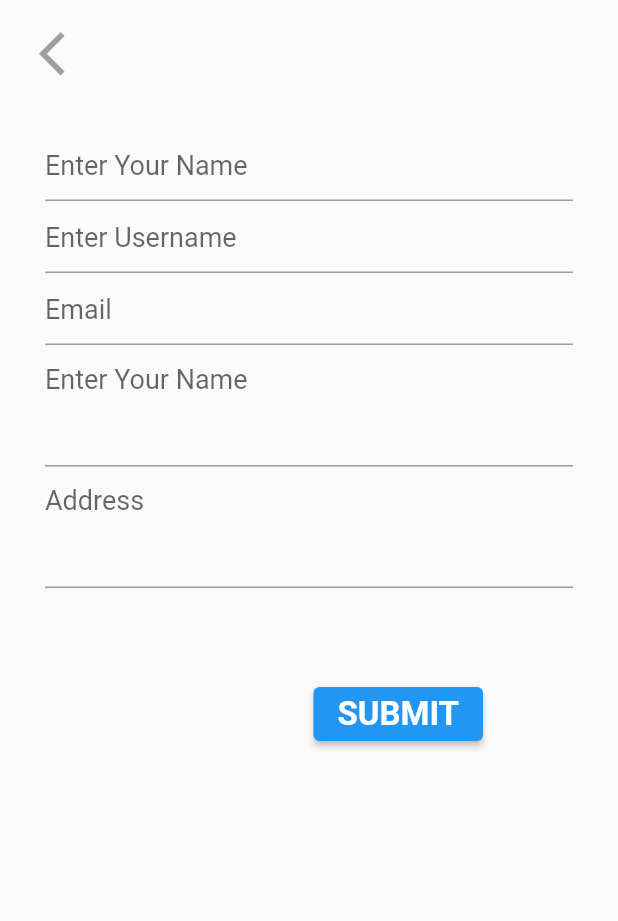
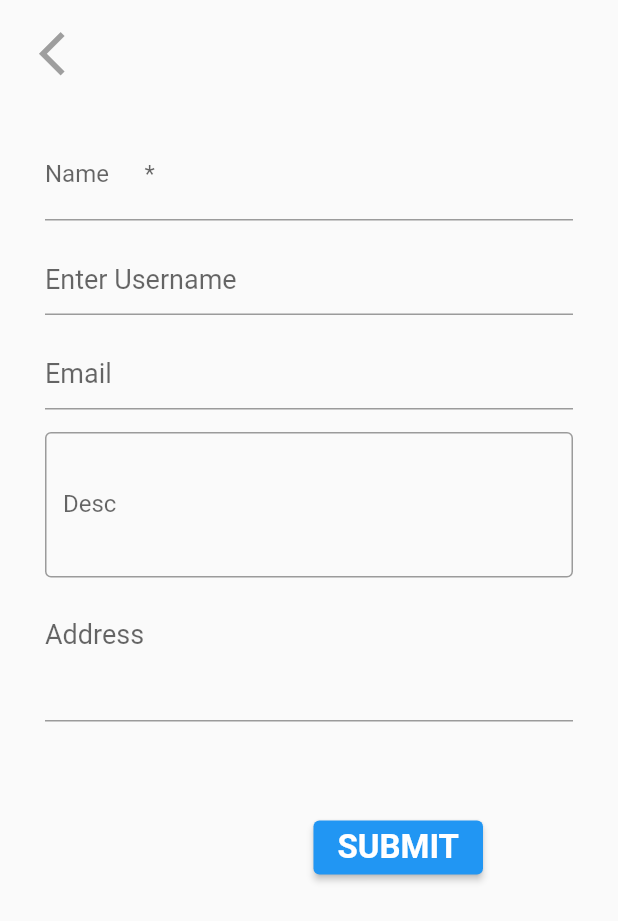
Before and after one commit to Tareq23/Flutter-TO-DO-App, a Flutter app: the screen it shows after launch, after a tap on the "add circle" icon, on a phone screen of 412 x 824 dp. Shown: the top 921 px of the screen. Run offline on Flutter 3.47's test engine with Material 2 defaults, Android fonts, the phone set to English and light mode, and no system bars.

```diff
--- /dev/null
+++ b/lib/controller/user_controller.dart
@@ -0,0 +1,20 @@
+import 'package:to_do/model/user_model.dart';
+
+class UserController {
+  List<UserModel> userList = [];
+
+  void initialUser() {
+    userList.addAll([
+      UserModel("tareq", "tareq23", "tareq@exampl.com",
+          "I'am a android developer", "Bhola-Daulatkhan"),
+      UserModel("tareq", "tareq23", "tareq@exampl.com",
+          "I'am a android developer", "Bhola-Daulatkhan"),
+      UserModel("tareq", "tareq23", "tareq@exampl.com",
+          "I'am a android developer", "Bhola-Daulatkhan"),
+      UserModel("tareq", "tareq23", "tareq@exampl.com",
+          "I'am a android developer", "Bhola-Daulatkhan"),
+      UserModel("tareq", "tareq23", "tareq@exampl.com",
+          "I'am a android developer", "Bhola-Daulatkhan"),
+    ]);
+  }
+}
--- /dev/null
+++ b/lib/model/user_model.dart
@@ -0,0 +1,13 @@
+
+
+class UserModel
+{
+  String? name;
+  String? username;
+  String? email;
+  String? description;
+  String? address;
+
+  UserModel(this.name,this.username,this.email,this.description,this.address);
+
+}
--- a/lib/pages/form.dart
+++ b/lib/pages/form.dart
@@ -41,9 +41,13 @@ class _FormPageState extends State<FormPage> {
               child: Column(
                 children: [
                   _buildName(),
+                  const SizedBox(height: 15,),
                   _buildUsername(),
+                  const SizedBox(height: 15,),
                   _buildEmail(),
+                  const SizedBox(height: 15,),
                   _buildSortDescription(),
+                  const SizedBox(height: 15,),
                   _buildAddress(),
                   const SizedBox(height: 60,),
                   Container(
@@ -81,6 +85,8 @@ class _FormPageState extends State<FormPage> {
       decoration: const InputDecoration(
         hintText:  'Enter Your Name',
         hintStyle: TextStyle(fontSize: 18,fontWeight: FontWeight.w400),
+        label: Text('Name      *'),
+        focusedBorder: OutlineInputBorder()
       ),
       validator: (String? value){
         if(value!.isEmpty)
@@ -170,7 +176,9 @@ class _FormPageState extends State<FormPage> {
       minLines: 3,
       maxLines: 10,
       decoration: const InputDecoration(
-        hintText:  'Enter Your Name',
+        border: OutlineInputBorder(),
+        labelText: "Desc",
+        hintText:  'sort description',
         hintStyle: TextStyle(fontSize: 18,fontWeight: FontWeight.w400),
       ),
       validator: (String? value){
--- a/lib/pages/home.dart
+++ b/lib/pages/home.dart
@@ -1,5 +1,6 @@
 
 import 'package:flutter/material.dart';
+import 'package:to_do/controller/user_controller.dart';
 import 'package:to_do/pages/form.dart';
 
 class HomePage extends StatelessWidget {
@@ -25,6 +26,15 @@ class HomeApp extends StatefulWidget {
 }
 
 class _HomeAppState extends State<HomeApp> {
+   UserController _userController = UserController();
+
+  @override
+  void initState()
+  {
+    _userController.initialUser();
+    super.initState();
+  }
+
   @override
   Widget build(BuildContext context) {
     return Scaffold(
@@ -34,7 +44,6 @@ class _HomeAppState extends State<HomeApp> {
         leading: IconButton(
           icon: const Icon(Icons.menu,color: Colors.blueGrey,size: 40,),
           onPressed: (){
-
           },
         ),
       ),
@@ -45,6 +54,19 @@ class _HomeAppState extends State<HomeApp> {
         backgroundColor: Colors.teal,
         child: const Icon(Icons.add_circle,color: Colors.white,size: 35,),
       ),
+      body: Column(
+        children: [
+          Container(
+            decoration: BoxDecoration(
+              color: Colors.orange.shade900
+            ),
+            margin: const EdgeInsets.all(20),
+            height: MediaQuery.of(context).size.height * 0.15,
+            alignment: Alignment.center,
+            child: const Text('Current Time',style: TextStyle(color: Colors.white,fontSize: 28),),
+          ),
+        ],
+      )
     );
   }
 }
```
